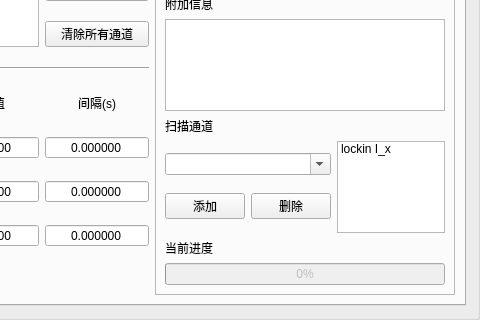
Above: axolotl_gui/assets/scan_ctrl.ui from TowardtheStars/Axolotl before the change; both pictures show x 666 to 1146 and y 133 to 453 of the 1146 by 453 pixel window. Below: the same form after it.
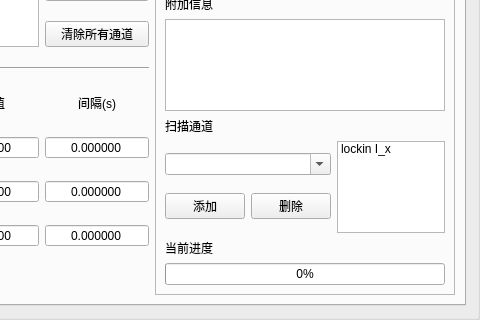
That is the form after the change.

The edit to the form file:
```diff
--- a/axolotl_gui/assets/scan_ctrl.ui
+++ b/axolotl_gui/assets/scan_ctrl.ui
@@ -927,7 +927,7 @@
           <item>
            <widget class="QProgressBar" name="progressbar">
             <property name="enabled">
-             <bool>false</bool>
+             <bool>true</bool>
             </property>
             <property name="maximum">
              <number>1</number>
```
